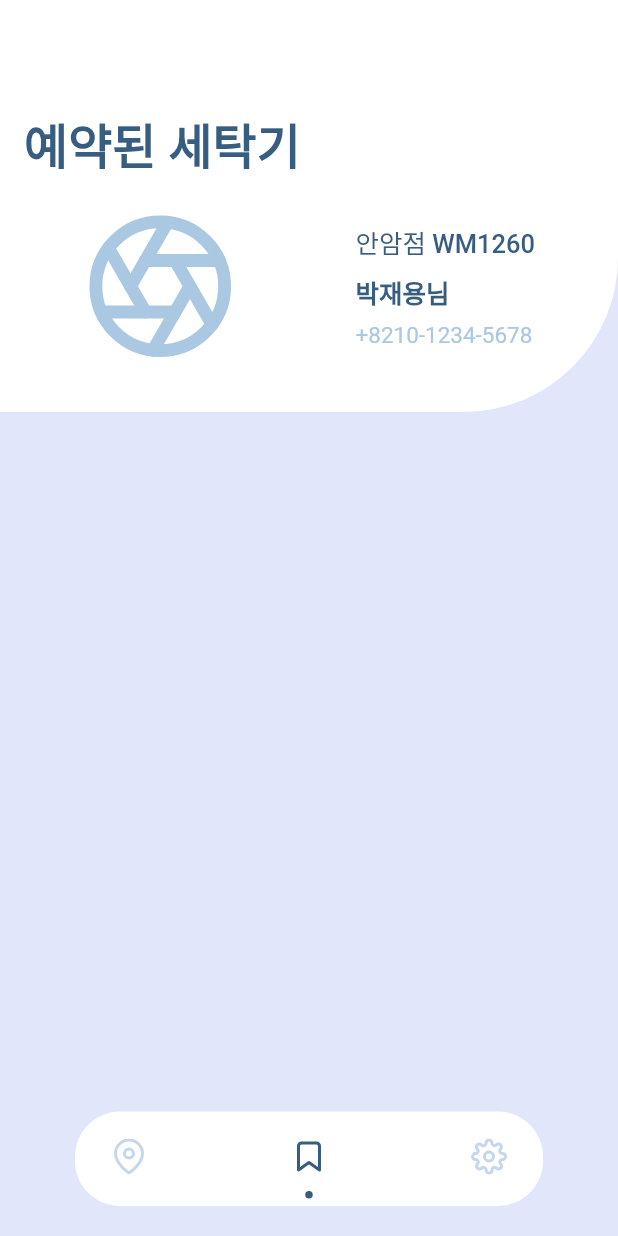
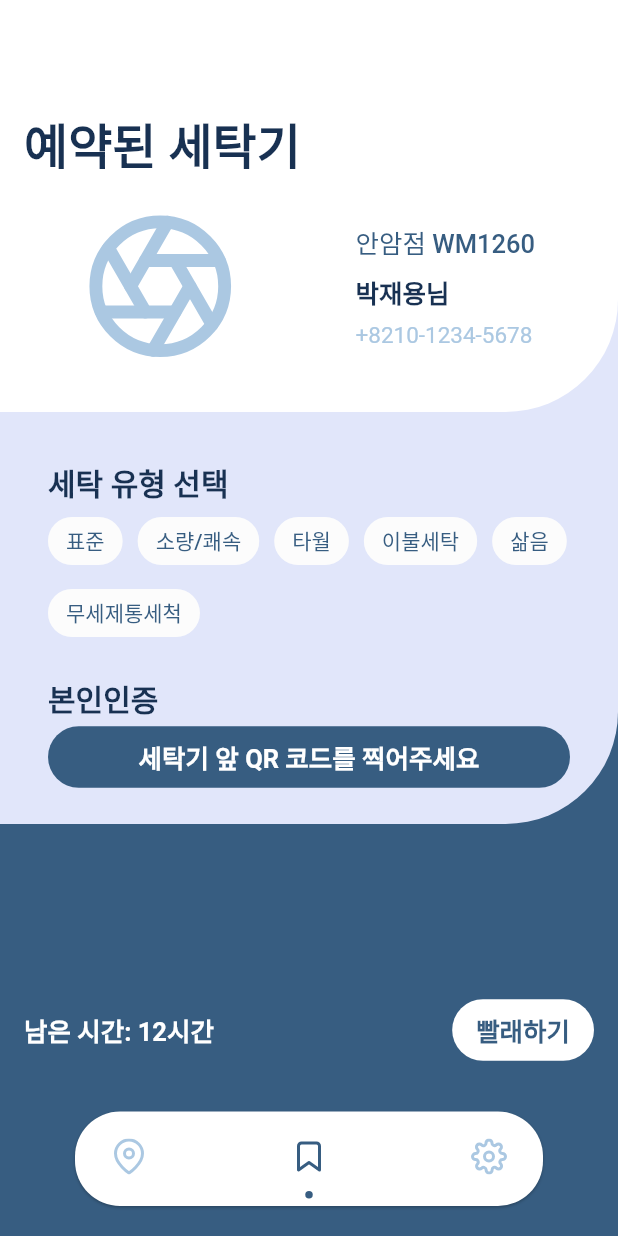
Before and after one commit to WOOMAM/woomam-flutter, a Flutter app: the screen it shows after launch, item 2 of the bottom bar chosen, on a phone screen of 412 x 824 dp. Run offline on Flutter 3.47's test engine with Material 2 defaults, Android fonts, the phone set to English and light mode, and no system bars; drawn by our look-alikes of dot_navigation_bar; our stand-ins replace equatable, flutter_bloc, flutter_feather_icons, material_floating_search_bar.

Commit message:
UI reservation screen init with design prototype

```diff
--- a/woomam/lib/components/control_panel/bottom_navigation.dart
+++ b/woomam/lib/components/control_panel/bottom_navigation.dart
@@ -29,8 +29,15 @@ class _CustomBottomNavigationBarState extends State<CustomBottomNavigationBar> {
       /// style
       dotIndicatorColor: primaryColor,
       selectedItemColor: primaryColor,
-      unselectedItemColor: unSelectedColor,
+      unselectedItemColor: secondaryColor,
       itemPadding: paddingLTRB(left: 16, right: 16, top: 8, bottom: 16),
+      boxShadow: const [
+        BoxShadow(
+            color: Colors.black26,
+            spreadRadius: 0,
+            blurRadius: 1,
+            offset: Offset(0, 1))
+      ],
 
       /// items displayed
       items: [
--- a/woomam/lib/components/control_panel/control_panels.dart
+++ b/woomam/lib/components/control_panel/control_panels.dart
@@ -3,3 +3,4 @@ export './bottom_navigation.dart';
 export './color.dart';
 export './spacing.dart';
 export './typography.dart';
+export './widget.dart';
--- a/woomam/lib/components/control_panel/typography.dart
+++ b/woomam/lib/components/control_panel/typography.dart
@@ -3,9 +3,26 @@ import 'package:flutter/material.dart';
 /// control-panel
 import 'package:woomam/components/components.dart';
 
-const TextStyle largeTitleTextStyle =
-    TextStyle(fontSize: 32, fontWeight: FontWeight.bold, color: primaryColor);
+/// fontSize 32 bold primaryColor
+TextStyle largeTitleTextStyle({Color? color}) => TextStyle(
+    fontSize: 32, fontWeight: FontWeight.bold, color: color ?? textColor);
 
-const TextStyle headlineTextStyle = TextStyle(fontSize: 17, fontWeight: FontWeight.bold, color: primaryColor);
-const TextStyle bodyTextStyle = TextStyle(fontSize: 17, fontWeight: FontWeight.w500, color: primaryColor);
-const TextStyle callOutTextStyle = TextStyle(fontSize: 15, fontWeight: FontWeight.w400, color: secondaryColor);
+/// fontSize 20 Semi-bold primaryColor
+TextStyle titleTextStyle({Color? color}) => TextStyle(
+    fontSize: 20, fontWeight: FontWeight.w600, color: color ?? textColor);
+
+/// fontSize 17 bold primaryColor
+TextStyle headlineTextStyle({Color? color}) => TextStyle(
+    fontSize: 17, fontWeight: FontWeight.bold, color: color ?? textColor);
+
+/// fontSize 17 Medium primaryColor
+TextStyle bodyTextStyle({Color? color}) => TextStyle(
+    fontSize: 17, fontWeight: FontWeight.w500, color: color ?? primaryColor);
+
+/// fontSize 15 Regular primaryColor
+TextStyle callOutTextStyle({Color? color}) => TextStyle(
+    fontSize: 15, fontWeight: FontWeight.w400, color: color ?? secondaryColor);
+
+/// fontSize 13 Regular primaryColor
+TextStyle captionTextStyle({Color? color}) => TextStyle(
+    fontSize: 13, fontWeight: FontWeight.w400, color: color ?? secondaryColor);
--- a/woomam/lib/components/control_panel/widget.dart
+++ b/woomam/lib/components/control_panel/widget.dart
@@ -1,4 +1,42 @@
 import 'package:flutter/material.dart';
+import 'package:flutter_feather_icons/flutter_feather_icons.dart';
+
+import 'control_panels.dart';
 
 /// collection of SizedBox
 SizedBox blankBoxH(double height) => SizedBox(height: height);
+
+/// The BottomRightRounded Container widget
+Widget bottomRightRoundedBox(
+        {required double height,
+        required double width,
+        required Color backgroundColor,
+        required Color cardColor,
+        required Widget child}) =>
+    Stack(children: [
+      /// background
+      Container(
+        width: width,
+        height: height,
+        color: backgroundColor,
+      ),
+
+      /// card
+      Container(
+
+          /// size
+          height: height,
+          width: width,
+
+          /// decoration
+          decoration: BoxDecoration(
+            borderRadius:
+                BorderRadius.only(bottomRight: Radius.circular(width / 5.5)),
+            color: cardColor,
+          ),
+
+          /// alignment
+          alignment: Alignment.centerLeft,
+          padding: paddingHV(16, 8),
+          child: child),
+    ]);
--- a/woomam/lib/components/screen/reservation.dart
+++ b/woomam/lib/components/screen/reservation.dart
@@ -3,6 +3,8 @@ import 'package:flutter_feather_icons/flutter_feather_icons.dart';
 import 'package:woomam/components/control_panel/widget.dart';
 
 import '../components.dart';
+
+final List<String> laundryType = ['표준', '소량/쾌속', '타월', '이불세탁', '삶음', '무세제통세척'];
 
 class ReservationScreen extends StatefulWidget {
   const ReservationScreen({Key? key}) : super(key: key);
@@ -12,29 +14,47 @@ class ReservationScreen extends StatefulWidget {
 }
 
 class _ReservationScreenState extends State<ReservationScreen> {
+  /// variables
+  late bool isEnabled;
+  late String _selectedType;
+
+  @override
+  void initState() {
+    super.initState();
+
+    /// init variables
+    isEnabled = true;
+    _selectedType = '';
+  }
+
+  /// handle the MultiChoiceChip OnSelected
+  void _handleLaundryTypeOnSelected(String typeName) => setState(() {
+        if (isEnabled) _selectedType = typeName;
+      });
+
+  /// handle the Running OnPressed
+  void _handleRunningButtonOnPressed() =>
+      setState(() => isEnabled = !isEnabled);
+
   @override
   Widget build(BuildContext context) {
     final height = MediaQuery.of(context).size.height;
     final width = MediaQuery.of(context).size.width;
     return Column(
+      crossAxisAlignment: CrossAxisAlignment.stretch,
       children: [
         /// the reserved washing machine detail
         /// show Title text and some descriptions for Washing Machine
-        Container(
+        bottomRightRoundedBox(
           /// size
           height: height / 3,
           width: width,
 
-          /// decoration
-          decoration: BoxDecoration(
-            borderRadius:
-                BorderRadius.only(bottomRight: Radius.circular(width / 4)),
-            color: Colors.white,
-          ),
+          /// style
+          backgroundColor: backgroundColor,
+          cardColor: Colors.white,
 
-          /// alignment
-          alignment: Alignment.centerLeft,
-          padding: paddingHV(16, 8),
+          /// child
           child: Column(
             mainAxisAlignment: MainAxisAlignment.center,
             crossAxisAlignment: CrossAxisAlignment.start,
@@ -42,9 +62,9 @@ class _ReservationScreenState extends State<ReservationScreen> {
             /// the Title and Washing machine State will be displayed
             children: [
               blankBoxH(60),
-              const Text(
+              Text(
                 '예약된 세탁기',
-                style: largeTitleTextStyle,
+                style: largeTitleTextStyle(),
               ),
               blankBoxH(20),
               Row(
@@ -60,19 +80,19 @@ class _ReservationScreenState extends State<ReservationScreen> {
                     mainAxisAlignment: MainAxisAlignment.center,
                     crossAxisAlignment: CrossAxisAlignment.start,
                     children: [
-                      const Text(
+                      Text(
                         '안암점 WM1260',
-                        style: bodyTextStyle,
+                        style: bodyTextStyle(),
                       ),
                       blankBoxH(8),
-                      const Text(
+                      Text(
                         '박재용님',
-                        style: headlineTextStyle,
+                        style: headlineTextStyle(),
                       ),
                       blankBoxH(8),
-                      const Text(
+                      Text(
                         '+8210-1234-5678',
-                        style: callOutTextStyle,
+                        style: callOutTextStyle(),
                       ),
                     ],
                   )
@@ -82,6 +102,91 @@ class _ReservationScreenState extends State<ReservationScreen> {
             ],
           ),
         ),
+
+        /// the buttons to handle events of the washing machine is placed here
+        /// under neath the white border
+
+        /// the running button will be at the midddle
+        bottomRightRoundedBox(
+          /// size
+          height: height / 3,
+          width: width,
+
+          /// style
+          backgroundColor: primaryColor,
+          cardColor: backgroundColor,
+
+          /// child
+          child: Column(
+            children: [
+              blankBoxH(20),
+              ListTile(
+                /// the category name
+                title: Text(
+                  '세탁 유형 선택',
+                  style: titleTextStyle(),
+                ),
+
+                /// the subtitle displays list of laundry type
+                /// this is needed for calculation of laundry task time
+                subtitle: Wrap(
+                  spacing: 10.0,
+                  children: laundryType
+                      .map((e) => ChoiceChip(
+                          label: Text(e),
+                          selected: e == _selectedType,
+                          onSelected: (val) => _handleLaundryTypeOnSelected(e),
+                          selectedColor: primaryColor,
+                          backgroundColor: Colors.white38,
+                          labelStyle: TextStyle(
+                              color: e == _selectedType
+                                  ? Colors.white
+                                  : primaryColor)))
+                      .toList(),
+                ),
+              ),
+              blankBoxH(10),
+              ListTile(
+                /// the category name
+                title: Text('본인인증', style: titleTextStyle()),
+                subtitle: TextButton(
+                  onPressed: () {},
+                  child: Text(
+                    '세탁기 앞 QR 코드를 찍어주세요',
+                    style: headlineTextStyle(color: Colors.white),
+                  ),
+                  style: TextButton.styleFrom(
+                    shape: const StadiumBorder(),
+                    padding: paddingHV(16, 8),
+                    backgroundColor: primaryColor,
+                  ),
+                ),
+              )
+            ],
+          ),
+        ),
+        Expanded(
+          child: Container(
+            color: primaryColor,
+            padding: paddingHV(16, 8),
+            child: Row(
+              mainAxisAlignment: MainAxisAlignment.spaceBetween,
+              children: [
+                Text(isEnabled ? '남은 시간: ${12}시간' : '빨래를 넣고 돌려보세요 🤩',
+                    style: headlineTextStyle(color: Colors.white)),
+                TextButton(
+                  onPressed: _handleRunningButtonOnPressed,
+                  child:
+                      Text('빨래하기', style: headlineTextStyle(color: primaryColor)),
+                  style: TextButton.styleFrom(
+                      backgroundColor: Colors.white,
+                      shape: const StadiumBorder(),
+                      padding: paddingHV(16, 8)),
+                ),
+              ],
+            ),
+          ),
+        ),
       ],
     );
   }
```
